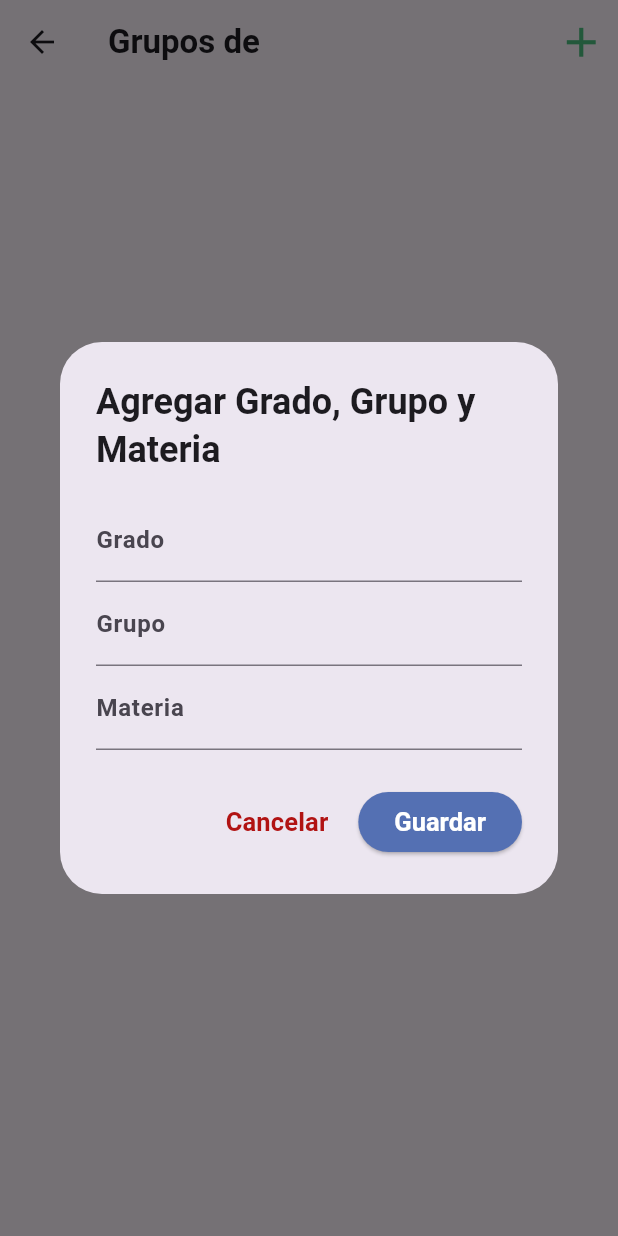
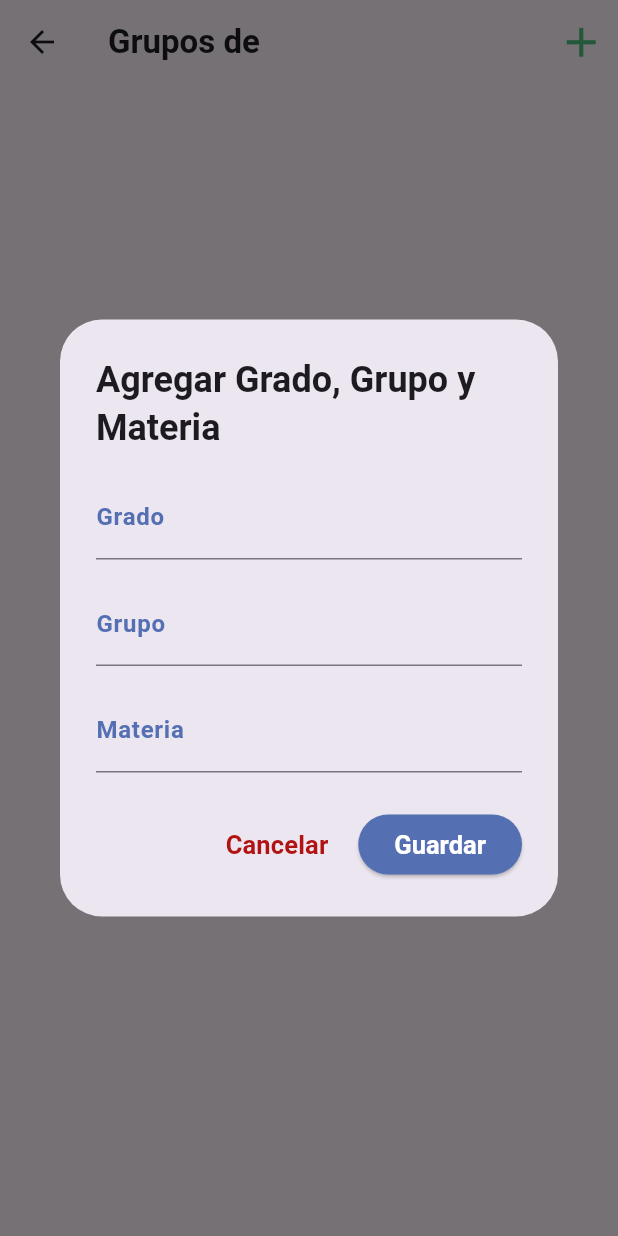
Before and after one commit to Darioantonio20/AppMovilPaseDeLista, a Flutter app: the GradeGroupScreen screen opened directly with empty values, after a tap on the "add" icon, on a phone screen of 412 x 824 dp. Run offline on Flutter 3.47's test engine with Material 3 defaults, Android fonts, the phone set to English and light mode, and no system bars; our stand-ins replace cross_file, csv, file_picker, permission_handler, share_plus, sqflite; accounts and stored records are empty.

Commit message:
[FIX] style in all proyect

```diff
--- a/lib/screens/grade_group_screen.dart
+++ b/lib/screens/grade_group_screen.dart
@@ -118,15 +118,37 @@ class _GradeGroupScreenState extends State<GradeGroupScreen> {
                       children: [
                         TextField(
                           controller: _gradeController,
-                          decoration: InputDecoration(labelText: 'Grado'),
+                          cursorColor: const Color.fromARGB(255, 84, 112, 179),
+                          decoration: InputDecoration(
+                            labelText: 'Grado',
+                            labelStyle: TextStyle(color: const Color.fromARGB(255, 84, 112, 179)),
+                            focusedBorder: OutlineInputBorder(
+                            borderSide: BorderSide(color: const Color.fromARGB(255, 84, 112, 179)),
+                            ),
+                          ),
                         ),
+                        SizedBox(height: 15),
                         TextField(
                           controller: _groupController,
-                          decoration: InputDecoration(labelText: 'Grupo'),
+                          cursorColor: const Color.fromARGB(255, 84, 112, 179),
+                          decoration: InputDecoration(
+                            labelText: 'Grupo',
+                            labelStyle: TextStyle(color: const Color.fromARGB(255, 84, 112, 179)),
+                            focusedBorder: OutlineInputBorder(
+                            borderSide: BorderSide(color: const Color.fromARGB(255, 84, 112, 179)),
+                            ),
+                          ),
                         ),
+                        SizedBox(height: 15),
                         TextField(
                           controller: _subjectController,
-                          decoration: InputDecoration(labelText: 'Materia'), // Nuevo campo para materia
+                          cursorColor: const Color.fromARGB(255, 84, 112, 179),
+                          decoration: InputDecoration(labelText: 'Materia',
+                            labelStyle: TextStyle(color: const Color.fromARGB(255, 84, 112, 179)),
+                            focusedBorder: OutlineInputBorder(
+                            borderSide: BorderSide(color: const Color.fromARGB(255, 84, 112, 179)),
+                            ),
+                          ),
                         ),
                       ],
                     ),
@@ -173,6 +195,24 @@ class _GradeGroupScreenState extends State<GradeGroupScreen> {
             elevation: 5,
             margin: EdgeInsets.symmetric(horizontal: 15, vertical: 10),
             child: ListTile(
+             leading: Container(
+              decoration: BoxDecoration(
+                shape: BoxShape.circle,
+                boxShadow: [
+                  BoxShadow(
+                    color: Colors.black.withOpacity(0.2),
+                    spreadRadius: 2,
+                    blurRadius: 5,
+                    offset: Offset(0, 3), // changes position of shadow
+                  ),
+                ],
+              ),
+              child: CircleAvatar(
+                child: Icon(Icons.groups,
+                  color: const Color.fromARGB(255, 84, 112, 179), size: 30),
+                backgroundColor: const Color.fromARGB(255, 237, 235, 235),
+              ),
+            ),
               contentPadding: EdgeInsets.all(16.0),
               title: Text(
                 '${gradeGroup.grade} - ${gradeGroup.group} - ${gradeGroup.subject}', // Mostrar materia
```
Also changed, not shown: lib/screens/attendance_history_screen.dart (+34 -25 lines), lib/screens/attendance_screen.dart (+18 -0 lines), lib/screens/institutions_screen.dart (+26 -1 lines), lib/screens/students_screen.dart (+32 -2 lines).
